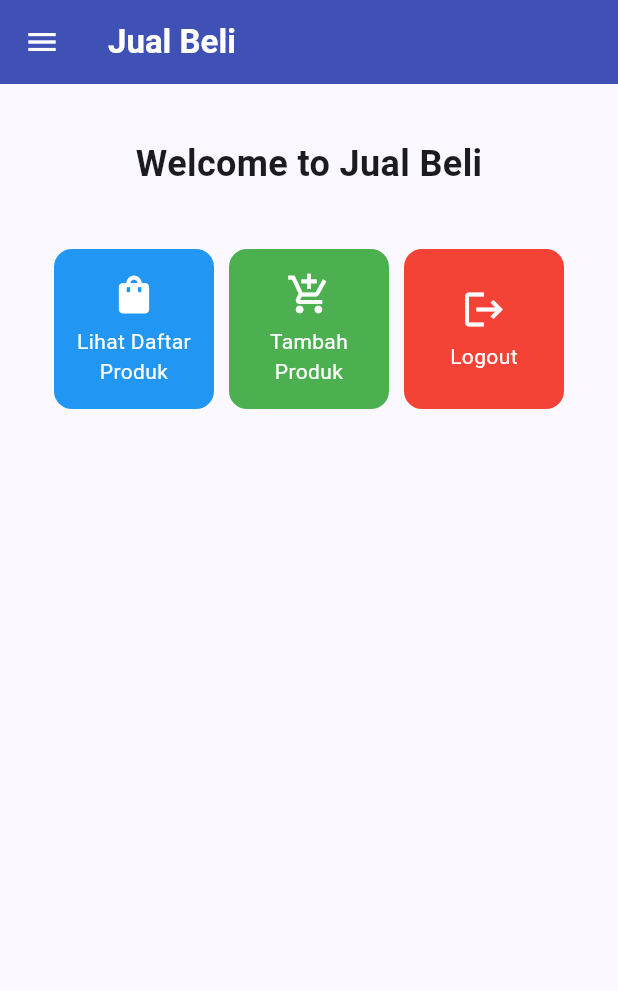
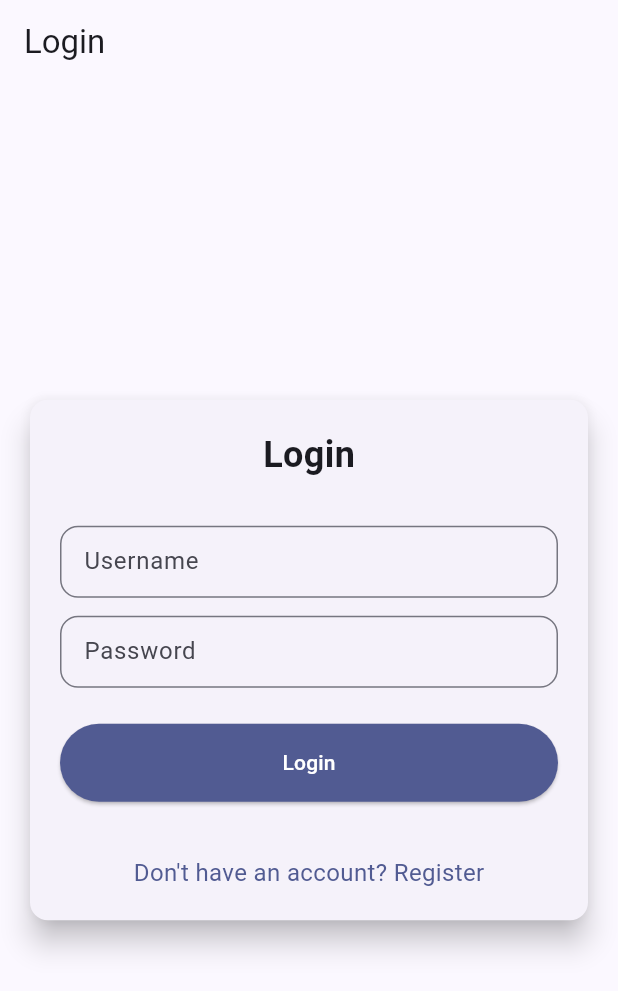
Before and after one commit to williamalxndr/jualbeli-mobile, a Flutter app: the screen it shows after launch, on a phone screen of 412 x 824 dp. Shown: the top 991 px of the screen. Run offline on Flutter 3.47's test engine with Material 3 defaults, Android fonts, the phone set to English and light mode, and no system bars; missing offline and left inert: pbp_django_auth.

Commit message:
Tugas 9 selesai

```diff
--- a/lib/main.dart
+++ b/lib/main.dart
@@ -1,6 +1,8 @@
 // main.dart
 import 'package:flutter/material.dart';
-import 'package:jualbeli/screen/menu.dart';
+import 'package:jualbeli/screens/login.dart';
+import 'package:pbp_django_auth/pbp_django_auth.dart';
+import 'package:provider/provider.dart';
 
 void main() {
   runApp(const MyApp());
@@ -11,15 +13,21 @@
 
   @override
   Widget build(BuildContext context) {
-    return MaterialApp(
-      title: 'Jual Beli',
-      theme: ThemeData(
-        useMaterial3: true,
-        colorScheme: ColorScheme.fromSeed(
-          seedColor: Colors.indigo,
+    return Provider(
+      create: (_) {
+        CookieRequest request = CookieRequest();
+        return request;
+      },
+      child: MaterialApp(
+        title: 'Jual Beli',
+        theme: ThemeData(
+          useMaterial3: true,
+          colorScheme: ColorScheme.fromSeed(
+            seedColor: Colors.indigo,
+          ),
         ),
+        home: const LoginPage(),
       ),
-      home: MyHomePage(),
     );
   }
 }
--- /dev/null
+++ b/lib/screens/login.dart
@@ -0,0 +1,180 @@
+import 'package:jualbeli/screens/menu.dart';
+import 'package:flutter/material.dart';
+import 'package:jualbeli/screens/register.dart';
+import 'package:pbp_django_auth/pbp_django_auth.dart';
+import 'package:provider/provider.dart';
+
+void main() {
+  runApp(const LoginApp());
+}
+
+class LoginApp extends StatelessWidget {
+  const LoginApp({super.key});
+
+  @override
+  Widget build(BuildContext context) {
+    return MaterialApp(
+      title: 'Login',
+      theme: ThemeData(
+        useMaterial3: true,
+        colorScheme: ColorScheme.fromSwatch(
+          primarySwatch: Colors.deepPurple,
+        ).copyWith(secondary: Colors.deepPurple[400]),
+      ),
+      home: const LoginPage(),
+    );
+  }
+}
+
+class LoginPage extends StatefulWidget {
+  const LoginPage({super.key});
+
+  @override
+  State<LoginPage> createState() => _LoginPageState();
+}
+
+class _LoginPageState extends State<LoginPage> {
+  final TextEditingController _usernameController = TextEditingController();
+  final TextEditingController _passwordController = TextEditingController();
+
+  @override
+  Widget build(BuildContext context) {
+    final request = context.watch<CookieRequest>();
+
+    return Scaffold(
+      appBar: AppBar(
+        title: const Text('Login'),
+      ),
+      body: Center(
+        child: SingleChildScrollView(
+          padding: const EdgeInsets.all(16.0),
+          child: Card(
+            elevation: 8,
+            shape: RoundedRectangleBorder(
+              borderRadius: BorderRadius.circular(12.0),
+            ),
+            child: Padding(
+              padding: const EdgeInsets.all(20.0),
+              child: Column(
+                mainAxisSize: MainAxisSize.min,
+                children: [
+                  const Text(
+                    'Login',
+                    style: TextStyle(
+                      fontSize: 24.0,
+                      fontWeight: FontWeight.bold,
+                    ),
+                  ),
+                  const SizedBox(height: 30.0),
+                  TextField(
+                    controller: _usernameController,
+                    decoration: const InputDecoration(
+                      labelText: 'Username',
+                      hintText: 'Enter your username',
+                      border: OutlineInputBorder(
+                        borderRadius: BorderRadius.all(Radius.circular(12.0)),
+                      ),
+                      contentPadding:
+                          EdgeInsets.symmetric(horizontal: 12.0, vertical: 8.0),
+                    ),
+                  ),
+                  const SizedBox(height: 12.0),
+                  TextField(
+                    controller: _passwordController,
+                    decoration: const InputDecoration(
+                      labelText: 'Password',
+                      hintText: 'Enter your password',
+                      border: OutlineInputBorder(
+                        borderRadius: BorderRadius.all(Radius.circular(12.0)),
+                      ),
+                      contentPadding:
+                          EdgeInsets.symmetric(horizontal: 12.0, vertical: 8.0),
+                    ),
+                    obscureText: true,
+                  ),
+                  const SizedBox(height: 24.0),
+                  ElevatedButton(
+                    onPressed: () async {
+                      String username = _usernameController.text;
+                      String password = _passwordController.text;
+
+                      // Cek kredensial
+                      // Untuk menyambungkan Android emulator dengan Django pada localhost,
+                      // gunakan URL http://10.0.2.2/
+                      final response = await request
+                          .login("http://127.0.0.1:8000/auth/login/", {
+                        'username': username,
+                        'password': password,
+                      });
+
+                      if (request.loggedIn) {
+                        String message = response['message'];
+                        String uname = response['username'];
+                        if (context.mounted) {
+                          Navigator.pushReplacement(
+                            context,
+                            MaterialPageRoute(
+                                builder: (context) => MyHomePage()),
+                          );
+                          ScaffoldMessenger.of(context)
+                            ..hideCurrentSnackBar()
+                            ..showSnackBar(
+                              SnackBar(
+                                  content:
+                                      Text("$message Selamat datang, $uname.")),
+                            );
+                        }
+                      } else {
+                        if (context.mounted) {
+                          showDialog(
+                            context: context,
+                            builder: (context) => AlertDialog(
+                              title: const Text('Login Gagal'),
+                              content: Text(response['message']),
+                              actions: [
+                                TextButton(
+                                  child: const Text('OK'),
+                                  onPressed: () {
+                                    Navigator.pop(context);
+                                  },
+                                ),
+                              ],
+                            ),
+                          );
+                        }
+                      }
+                    },
+                    style: ElevatedButton.styleFrom(
+                      foregroundColor: Colors.white,
+                      minimumSize: const Size(double.infinity, 50),
+                      backgroundColor: Theme.of(context).colorScheme.primary,
+                      padding: const EdgeInsets.symmetric(vertical: 16.0),
+                    ),
+                    child: const Text('Login'),
+                  ),
+                  const SizedBox(height: 36.0),
+                  GestureDetector(
+                    onTap: () {
+                      Navigator.push(
+                        context,
+                        MaterialPageRoute(
+                            builder: (context) => const RegisterPage()),
+                      );
+                    },
+                    child: Text(
+                      'Don\'t have an account? Register',
+                      style: TextStyle(
+                        color: Theme.of(context).colorScheme.primary,
+                        fontSize: 16.0,
+                      ),
+                    ),
+                  ),
+                ],
+              ),
+            ),
+          ),
+        ),
+      ),
+    );
+  }
+}
--- a/pubspec.yaml
+++ b/pubspec.yaml
@@ -35,6 +35,9 @@
   # The following adds the Cupertino Icons font to your application.
   # Use with the CupertinoIcons class for iOS style icons.
   cupertino_icons: ^1.0.8
+  provider: ^6.1.2
+  pbp_django_auth: ^0.4.0
+  http: ^1.2.2
 
 dev_dependencies:
   flutter_test:
```
Also changed, not shown: lib/models/product_entry.dart (added, +73 -0 lines), lib/screens/list_product.dart (added, +119 -0 lines), lib/screens/product_form.dart (renamed from lib/screen/product_form.dart, +35 -30 lines), lib/screens/register.dart (added, +165 -0 lines), lib/widgets/left_drawer.dart (+14 -3 lines), lib/widgets/product_card.dart (+33 -3 lines), lib/screens/menu.dart (renamed from lib/screen/menu.dart), pubspec.lock, 3 other files.
